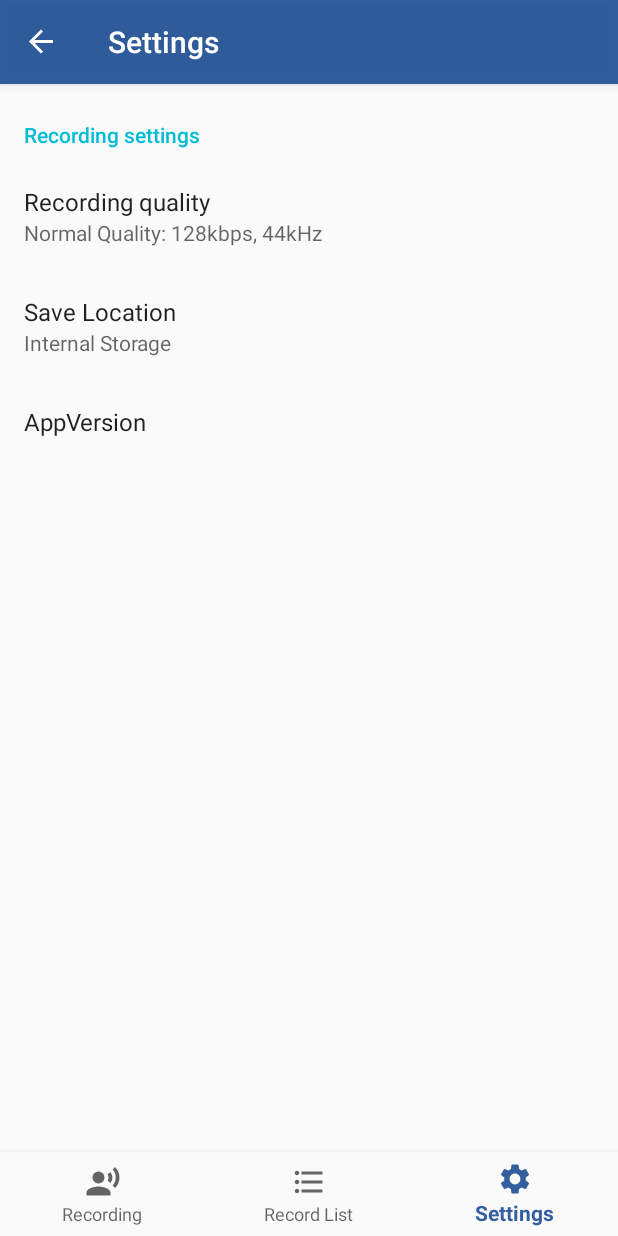
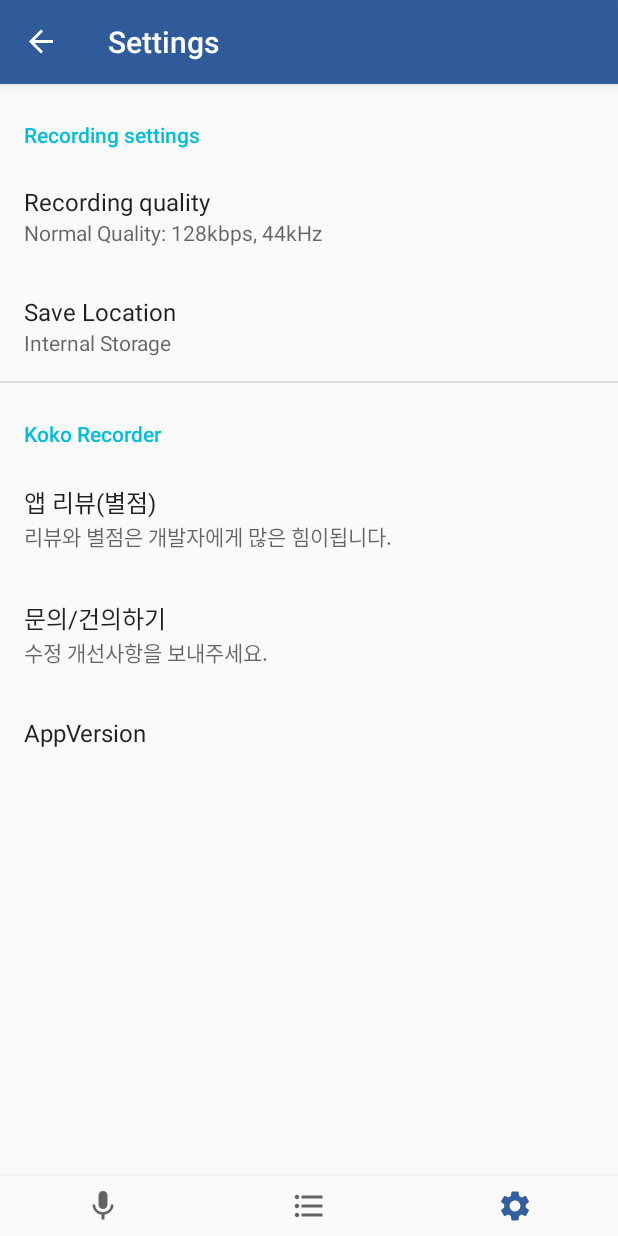
Before and after one commit to bamgasi/VoiceRecorder, an Android app: the SettingsFragment screen opened through its navigation route, on a phone screen of 412 x 824 dp. Run offline under Robolectric (Android 15) with nearby library versions, the phone set to English and light mode, and no system bars; our stand-ins replace androidx.preference, navigation-ui; libraries missing offline, so code that uses them is left out: com.gun0912.tedpermission; 2 statements that could not run were skipped.

Commit message:
약간 수정함

```diff
--- a/app/src/main/java/com/bamgasi/voicerecorder/fragment/SettingsFragment.kt
+++ b/app/src/main/java/com/bamgasi/voicerecorder/fragment/SettingsFragment.kt
@@ -30,10 +30,8 @@
         saveLocation?.setOnPreferenceChangeListener { preference, newValue ->
             saveLocation.value = newValue.toString()
             preference?.summary = saveLocation.entry
-            AppConfig.setSaveDir()
+            //AppConfig.setSaveDir()
             true
         }
     }
-
-
 }
--- /dev/null
+++ b/app/src/main/res/drawable/ic_baseline_cancel_24.xml
@@ -0,0 +1,5 @@
+<vector android:height="24dp" android:tint="#FFFFFF"
+    android:viewportHeight="24" android:viewportWidth="24"
+    android:width="24dp" xmlns:android="http://schemas.android.com/apk/res/android">
+    <path android:fillColor="@android:color/white" android:pathData="M12,2C6.47,2 2,6.47 2,12s4.47,10 10,10 10,-4.47 10,-10S17.53,2 12,2zM17,15.59L15.59,17 12,13.41 8.41,17 7,15.59 10.59,12 7,8.41 8.41,7 12,10.59 15.59,7 17,8.41 13.41,12 17,15.59z"/>
+</vector>
--- /dev/null
+++ b/app/src/main/res/drawable/ic_mic_24.xml
@@ -0,0 +1,10 @@
+<vector xmlns:android="http://schemas.android.com/apk/res/android"
+    android:width="24dp"
+    android:height="24dp"
+    android:viewportWidth="24"
+    android:viewportHeight="24"
+    android:tint="?attr/colorControlNormal">
+  <path
+      android:fillColor="@android:color/white"
+      android:pathData="M12,14c1.66,0 2.99,-1.34 2.99,-3L15,5c0,-1.66 -1.34,-3 -3,-3S9,3.34 9,5v6c0,1.66 1.34,3 3,3zM17.3,11c0,3 -2.54,5.1 -5.3,5.1S6.7,14 6.7,11L5,11c0,3.41 2.72,6.23 6,6.72L11,21h2v-3.28c3.28,-0.48 6,-3.3 6,-6.72h-1.7z"/>
+</vector>
--- a/app/src/main/res/layout/activity_main.xml
+++ b/app/src/main/res/layout/activity_main.xml
@@ -7,11 +7,10 @@
 
     <com.google.android.material.bottomnavigation.BottomNavigationView
         android:id="@+id/nav_view"
-        android:layout_width="0dp"
-        android:layout_height="wrap_content"
-        android:layout_marginStart="0dp"
-        android:layout_marginEnd="0dp"
+        android:layout_width="match_parent"
+        android:layout_height="40dp"
         android:background="?android:attr/windowBackground"
+        app:labelVisibilityMode="unlabeled"
         app:layout_constraintBottom_toBottomOf="parent"
         app:layout_constraintLeft_toLeftOf="parent"
         app:layout_constraintRight_toRightOf="parent"
--- a/app/src/main/res/menu/bottom_nav_menu.xml
+++ b/app/src/main/res/menu/bottom_nav_menu.xml
@@ -1,9 +1,10 @@
 <?xml version="1.0" encoding="utf-8"?>
-<menu xmlns:android="http://schemas.android.com/apk/res/android">
+<menu xmlns:android="http://schemas.android.com/apk/res/android"
+    xmlns:app="http://schemas.android.com/apk/res-auto">
 
     <item
         android:id="@+id/navigation_record"
-        android:icon="@drawable/ic_record_voice_24"
+        android:icon="@drawable/ic_mic_24"
         android:title="@string/title_record" />
 
     <item
--- a/app/src/main/res/values/strings.xml
+++ b/app/src/main/res/values/strings.xml
@@ -37,4 +37,8 @@
     <string name="pref_record_quality_low">Low Quality: 64kbps, 22kHz</string>
 
     <string name="pref_app_version_title">AppVersion</string>
+    <string name="pref_review_title">Write Review</string>
+    <string name="pref_review_msg">Reviews and ratings are a lot of power for developers.</string>
+    <string name="pref_send_email_title">Contact</string>
+    <string name="pref_send_email_msg">Please send me fixes and improvements</string>
 </resources>
--- a/app/src/main/res/xml/preferences.xml
+++ b/app/src/main/res/xml/preferences.xml
@@ -24,13 +24,38 @@
             android:dialogTitle="@string/pref_save_location_diglog_title"
             android:defaultValue="INTERNAL"
             app:iconSpaceReserved="false" />
+
     </PreferenceCategory>
 
-    <PreferenceScreen
-        android:title="@string/pref_app_version_title"
-        android:key="key_app_version"
-        android:summary="AppVersion"
+    <PreferenceCategory
+        android:title="@string/app_name"
         app:iconSpaceReserved="false">
-    </PreferenceScreen>
+
+        <PreferenceScreen
+            android:title="앱 리뷰(별점)"
+            android:key="key_app_review"
+            android:summary="리뷰와 별점은 개발자에게 많은 힘이됩니다."
+            app:iconSpaceReserved="false">
+            <intent android:action="android.intent.action.VIEW"
+                android:data="https://play.google.com/store/apps/details?id=com.bamgasi.voicerecorder"/>
+        </PreferenceScreen>
+
+        <PreferenceScreen
+            android:title="문의/건의하기"
+            android:key="key_app_email"
+            android:summary="수정 개선사항을 보내주세요."
+            app:iconSpaceReserved="false">
+            <intent android:action="android.intent.action.VIEW"
+                android:data="mailto:bamgasi@gmail.com"/>
+        </PreferenceScreen>
+
+        <PreferenceScreen
+            android:title="@string/pref_app_version_title"
+            android:key="key_app_version"
+            android:summary="AppVersion"
+            app:iconSpaceReserved="false">
+        </PreferenceScreen>
+
+    </PreferenceCategory>
 
 </PreferenceScreen>
```
Also changed, not shown: app/src/main/java/com/bamgasi/voicerecorder/RecordAdapter.kt (+7 -0 lines), app/src/main/java/com/bamgasi/voicerecorder/fragment/ListFragment.kt (+33 -18 lines), app/src/main/res/layout/custom_music_player.xml (+12 -2 lines), 1 other file.
